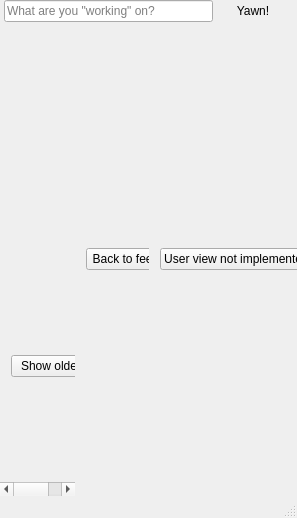
Qt form Yawner/Ui/mainwindow.ui (henkelund/Yawner) before a commit.
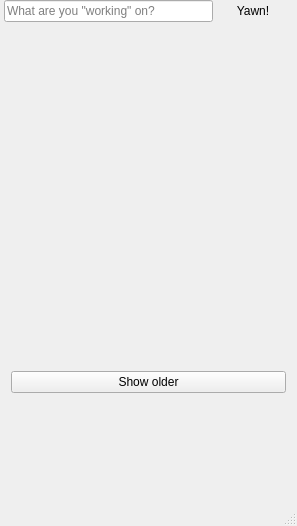
The same form after that commit. Icons and pictures are not drawn. Custom widgets are drawn as their Qt base class.

Patch:
```diff
--- a/Yawner/Ui/mainwindow.ui
+++ b/Yawner/Ui/mainwindow.ui
@@ -7,7 +7,7 @@
     <x>0</x>
     <y>0</y>
     <width>297</width>
-    <height>518</height>
+    <height>526</height>
    </rect>
   </property>
   <property name="windowTitle">
@@ -92,15 +92,7 @@
      </widget>
     </item>
     <item>
-     <widget class="QWidget" name="bodyWidget" native="true">
-      <layout class="QHBoxLayout" name="horizontalLayout_2">
-       <property name="spacing">
-        <number>0</number>
-       </property>
-       <property name="margin">
-        <number>0</number>
-       </property>
-       <item>
+     <widget class="YawnerNS::UiNS::BodyWidget" name="bodyWidget">
         <widget class="YawnerNS::UiNS::ViewNS::FeedView" name="feedView">
          <property name="frameShape">
           <enum>QFrame::NoFrame</enum>
@@ -119,8 +111,8 @@
            <rect>
             <x>0</x>
             <y>0</y>
-            <width>112</width>
-            <height>421</height>
+          <width>297</width>
+          <height>445</height>
            </rect>
           </property>
           <layout class="QVBoxLayout" name="verticalLayout_5">
@@ -158,8 +150,6 @@
           </layout>
          </widget>
         </widget>
-       </item>
-       <item>
         <widget class="YawnerNS::UiNS::ViewNS::AbstractView" name="threadView">
          <property name="enabled">
           <bool>true</bool>
@@ -193,8 +183,8 @@
            <rect>
             <x>0</x>
             <y>0</y>
-            <width>120</width>
-            <height>437</height>
+          <width>297</width>
+          <height>436</height>
            </rect>
           </property>
           <layout class="QVBoxLayout" name="verticalLayout_3">
@@ -211,8 +201,6 @@
           </layout>
          </widget>
         </widget>
-       </item>
-       <item>
         <widget class="YawnerNS::UiNS::ViewNS::AbstractView" name="userView">
          <property name="frameShape">
           <enum>QFrame::NoFrame</enum>
@@ -234,8 +222,8 @@
            <rect>
             <x>0</x>
             <y>0</y>
-            <width>219</width>
-            <height>437</height>
+          <width>297</width>
+          <height>436</height>
            </rect>
           </property>
           <layout class="QVBoxLayout" name="verticalLayout_4">
@@ -249,8 +237,6 @@
           </layout>
          </widget>
         </widget>
-       </item>
-      </layout>
      </widget>
     </item>
    </layout>
@@ -285,6 +271,12 @@
    <header>../Yawner/Yawner/Ui/View/FeedView.h</header>
    <container>1</container>
   </customwidget>
+  <customwidget>
+   <class>YawnerNS::UiNS::BodyWidget</class>
+   <extends>QStackedWidget</extends>
+   <header>../Yawner/Yawner/Ui/BodyWidget.h</header>
+   <container>1</container>
+  </customwidget>
  </customwidgets>
  <resources>
   <include location="../../assets/yawner.qrc"/>
```
Left out of the diff: 2 changed lines with no effect on the pictures. Lines whose indentation alone changed are shown as unchanged.
